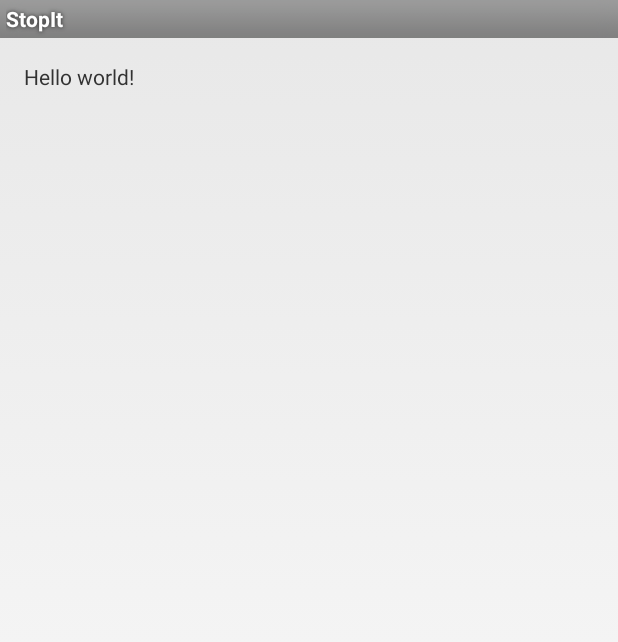
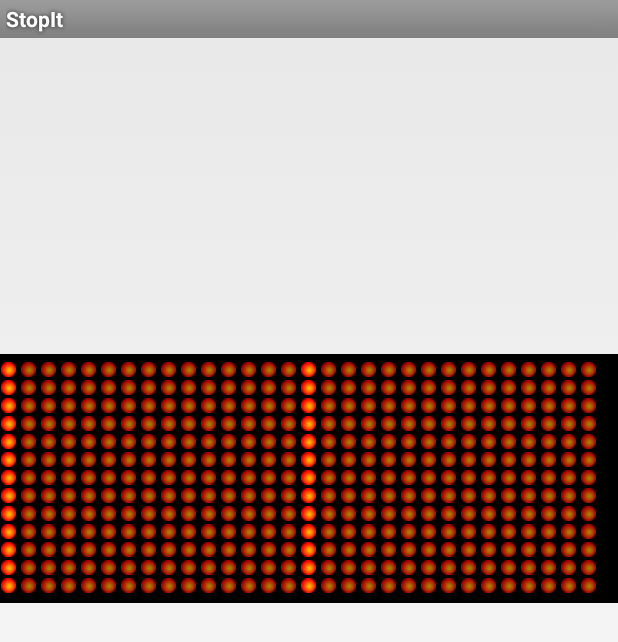
Before and after one commit to StopItGame/StopIt, an Android app: the screen it shows after launch (MainActivity), on a phone screen of 412 x 824 dp. Shown: the top 642 px of the screen. Run offline under Robolectric (Android 15) with nearby library versions, the light colour scheme and no system bars.

Commit message:
Basic lights grid view

```diff
--- a/app/src/main/java/com/stopit/game/MainActivity.java
+++ b/app/src/main/java/com/stopit/game/MainActivity.java
@@ -1,17 +1,91 @@
 package com.stopit.game;
 
 import android.app.Activity;
-import android.support.v7.app.ActionBarActivity;
+import android.content.Context;
 import android.os.Bundle;
-import android.view.Menu;
-import android.view.MenuItem;
+import android.util.DisplayMetrics;
+import android.util.TypedValue;
+import android.view.View;
+import android.view.ViewGroup;
+import android.widget.BaseAdapter;
+import android.widget.GridView;
+import android.widget.ImageView;
 
 
 public class MainActivity extends Activity {
+
+    private GridView gridView;
+    private LightAdapter lightAdapter;
+
+    private Boolean lights[];
 
     @Override
     protected void onCreate(Bundle savedInstanceState) {
         super.onCreate(savedInstanceState);
         setContentView(R.layout.activity_main);
+
+        lights = new Boolean[390];
+
+        for (int i = 0; i < lights.length; i++) {
+
+            if ((i % 15) == 0) {
+                lights[i] = true;
+            } else {
+                lights[i] = false;
+            }
+        }
+
+        gridView = (GridView) findViewById(R.id.activity_main_grid);
+
+        lightAdapter = new LightAdapter(getApplicationContext(), lights);
+        gridView.setAdapter(lightAdapter);
+
+    }
+
+    public class LightAdapter extends BaseAdapter {
+
+        private Context context;
+        private Boolean lights[];
+
+        public LightAdapter(Context context, Boolean lights[]) {
+            this.context = context;
+            this.lights = lights;
+        }
+
+        @Override
+        public int getCount() {
+            return lights.length;
+        }
+
+        @Override
+        public Object getItem(int position) {
+            return null;
+        }
+
+        @Override
+        public long getItemId(int position) {
+            return position;
+        }
+
+        @Override
+        public View getView(int position, View convertView, ViewGroup parent) {
+            ImageView light;
+            if (convertView == null) {
+                light = new ImageView(context);
+                int height = (int) TypedValue.applyDimension(TypedValue.COMPLEX_UNIT_DIP, 10,
+                        getResources().getDisplayMetrics());
+                int width = (int) TypedValue.applyDimension(TypedValue.COMPLEX_UNIT_DIP, 10,
+                        getResources().getDisplayMetrics());
+                light.setLayoutParams(new GridView.LayoutParams(height, width));
+            } else {
+                light = (ImageView) convertView;
+            }
+            if (lights[position]) {
+                light.setImageDrawable(context.getResources().getDrawable(R.drawable.on_light));
+            } else {
+                light.setImageDrawable(context.getResources().getDrawable(R.drawable.off_light));
+            }
+            return light;
+        }
     }
 }
--- a/app/src/main/res/layout/activity_main.xml
+++ b/app/src/main/res/layout/activity_main.xml
@@ -1,11 +1,39 @@
-<RelativeLayout xmlns:android="http://schemas.android.com/apk/res/android"
-    xmlns:tools="http://schemas.android.com/tools" android:layout_width="match_parent"
-    android:layout_height="match_parent" android:paddingLeft="@dimen/activity_horizontal_margin"
-    android:paddingRight="@dimen/activity_horizontal_margin"
-    android:paddingTop="@dimen/activity_vertical_margin"
-    android:paddingBottom="@dimen/activity_vertical_margin" tools:context=".MainActivity">
+<LinearLayout xmlns:android="http://schemas.android.com/apk/res/android"
+    xmlns:tools="http://schemas.android.com/tools"
+    android:layout_width="match_parent"
+    android:layout_height="match_parent"
+    android:orientation="vertical"
+    tools:context=".MainActivity">
 
-    <TextView android:text="@string/hello_world" android:layout_width="wrap_content"
-        android:layout_height="wrap_content" />
+    <LinearLayout
+        android:layout_width="fill_parent"
+        android:layout_height="0dp"
+        android:layout_weight="1">
 
-</RelativeLayout>
+    </LinearLayout>
+
+    <LinearLayout
+        android:layout_width="fill_parent"
+        android:layout_height="166dp"
+        android:background="@android:color/black">
+
+        <GridView
+            android:id="@+id/activity_main_grid"
+            android:layout_width="fill_parent"
+            android:layout_height="fill_parent"
+            android:gravity="center"
+            android:horizontalSpacing="2dp"
+            android:numColumns="30"
+            android:stretchMode="spacingWidth"
+            android:verticalSpacing="2dp" />
+
+    </LinearLayout>
+
+    <LinearLayout
+        android:layout_width="fill_parent"
+        android:layout_height="0dp"
+        android:layout_weight="2">
+
+    </LinearLayout>
+
+</LinearLayout>
```
Also changed, not shown: app/src/main/res/drawable-hdpi/off_light.png (added), app/src/main/res/drawable-hdpi/on_light.png (added).
